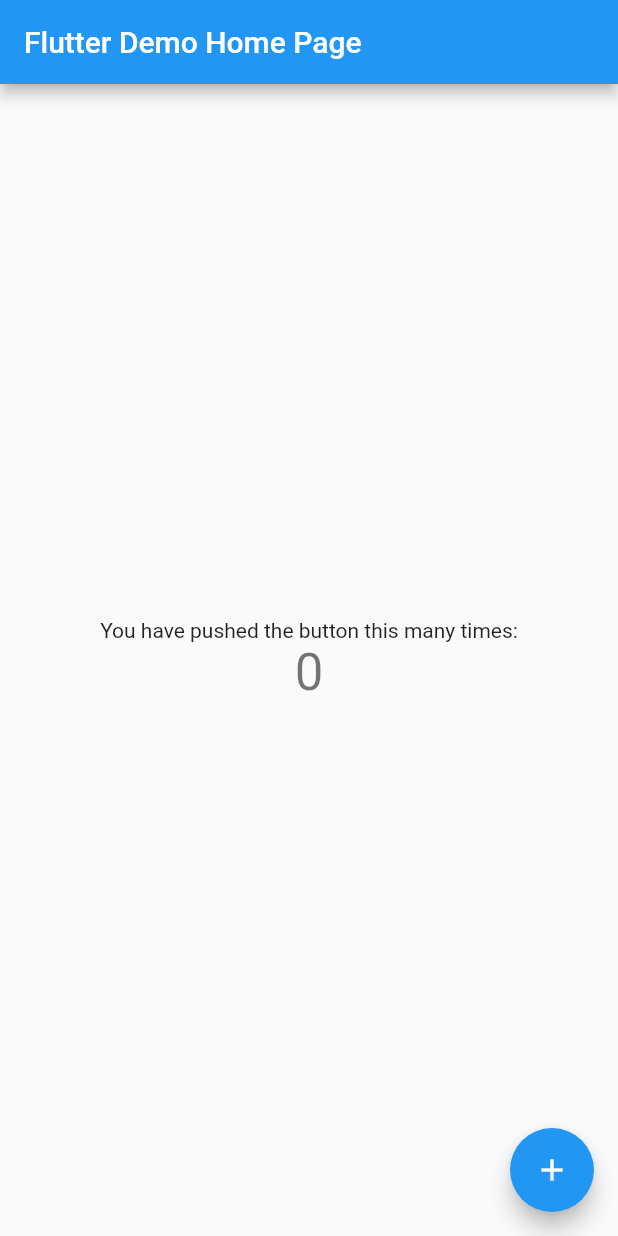
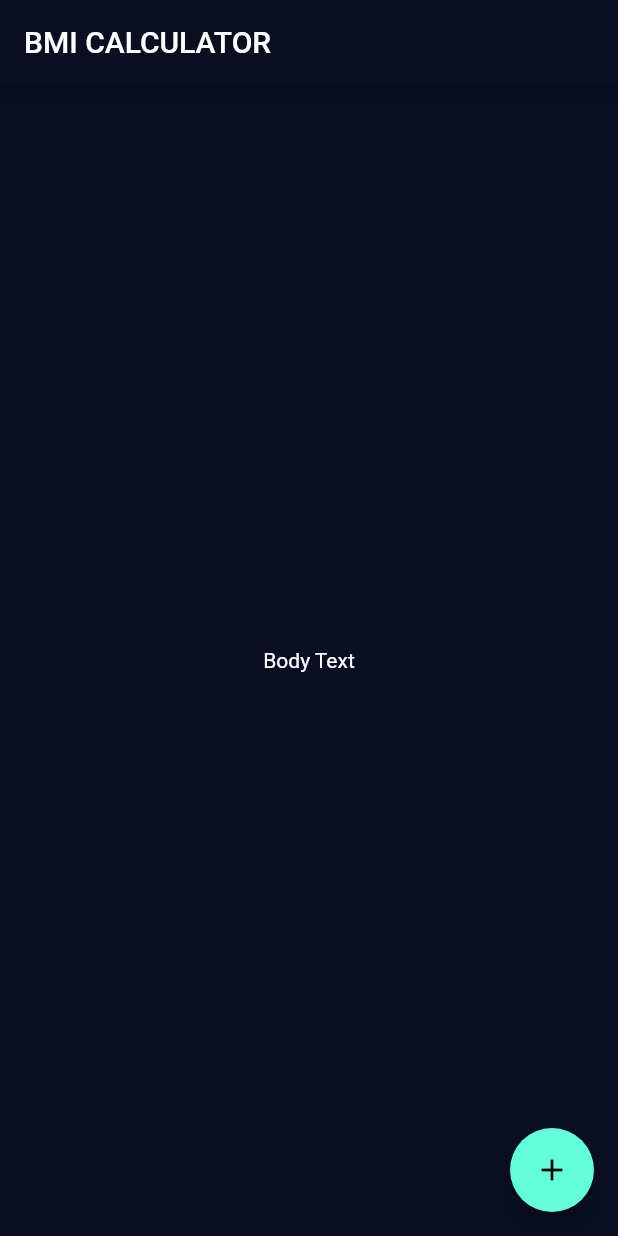
Before and after one commit to I-am-Zain/bmi_calculator_flutter, a Flutter app: the screen it shows after launch, on a phone screen of 412 x 824 dp. Run offline on Flutter 3.47's test engine with Material 2 defaults, Android fonts, the phone set to English and light mode, and no system bars.

Commit message:
lecture 55 part1 DONE! (themeData And inputPage.dart Addition)

```diff
--- /dev/null
+++ b/lib/inputPage.dart
@@ -0,0 +1,23 @@
+import 'package:flutter/material.dart';
+
+class InputPage extends StatefulWidget {
+  @override
+  _InputPageState createState() => _InputPageState();
+}
+
+class _InputPageState extends State<InputPage> {
+  @override
+  Widget build(BuildContext context) {
+    return Scaffold(
+      appBar: AppBar(
+        title: Text('BMI CALCULATOR'),
+      ),
+      body: Center(
+        child: Text('Body Text'),
+      ),
+      floatingActionButton: FloatingActionButton(
+        child: Icon(Icons.add),
+      ),
+    );
+  }
+}
--- a/lib/main.dart
+++ b/lib/main.dart
@@ -1,117 +1,17 @@
+import 'package:bmi_calculator/inputPage.dart';
 import 'package:flutter/material.dart';
 
-void main() {
-  runApp(MyApp());
-}
+void main() => runApp(BMICalculator());
 
-class MyApp extends StatelessWidget {
-  // This widget is the root of your application.
+class BMICalculator extends StatelessWidget {
   @override
   Widget build(BuildContext context) {
     return MaterialApp(
-      title: 'Flutter Demo',
-      theme: ThemeData(
-        // This is the theme of your application.
-        //
-        // Try running your application with "flutter run". You'll see the
-        // application has a blue toolbar. Then, without quitting the app, try
-        // changing the primarySwatch below to Colors.green and then invoke
-        // "hot reload" (press "r" in the console where you ran "flutter run",
-        // or simply save your changes to "hot reload" in a Flutter IDE).
-        // Notice that the counter didn't reset back to zero; the application
-        // is not restarted.
-        primarySwatch: Colors.blue,
-        // This makes the visual density adapt to the platform that you run
-        // the app on. For desktop platforms, the controls will be smaller and
-        // closer together (more dense) than on mobile platforms.
-        visualDensity: VisualDensity.adaptivePlatformDensity,
+      home: InputPage(),
+      theme: ThemeData.dark().copyWith(
+        primaryColor: Color(0xAFF0A0E21),
+        scaffoldBackgroundColor: Color(0xAFF0A0E21),
       ),
-      home: MyHomePage(title: 'Flutter Demo Home Page'),
     );
   }
 }
-
-class MyHomePage extends StatefulWidget {
-  MyHomePage({Key key, this.title}) : super(key: key);
-
-  // This widget is the home page of your application. It is stateful, meaning
-  // that it has a State object (defined below) that contains fields that affect
-  // how it looks.
-
-  // This class is the configuration for the state. It holds the values (in this
-  // case the title) provided by the parent (in this case the App widget) and
-  // used by the build method of the State. Fields in a Widget subclass are
-  // always marked "final".
-
-  final String title;
-
-  @override
-  _MyHomePageState createState() => _MyHomePageState();
-}
-
-class _MyHomePageState extends State<MyHomePage> {
-  int _counter = 0;
-
-  void _incrementCounter() {
-    setState(() {
-      // This call to setState tells the Flutter framework that something has
-      // changed in this State, which causes it to rerun the build method below
-      // so that the display can reflect the updated values. If we changed
-      // _counter without calling setState(), then the build method would not be
-      // called again, and so nothing would appear to happen.
-      _counter++;
-    });
-  }
-
-  @override
-  Widget build(BuildContext context) {
-    // This method is rerun every time setState is called, for instance as done
-    // by the _incrementCounter method above.
-    //
-    // The Flutter framework has been optimized to make rerunning build methods
-    // fast, so that you can just rebuild anything that needs updating rather
-    // than having to individually change instances of widgets.
-    return Scaffold(
-      appBar: AppBar(
-        // Here we take the value from the MyHomePage object that was created by
-        // the App.build method, and use it to set our appbar title.
-        title: Text(widget.title),
-      ),
-      body: Center(
-        // Center is a layout widget. It takes a single child and positions it
-        // in the middle of the parent.
-        child: Column(
-          // Column is also a layout widget. It takes a list of children and
-          // arranges them vertically. By default, it sizes itself to fit its
-          // children horizontally, and tries to be as tall as its parent.
-          //
-          // Invoke "debug painting" (press "p" in the console, choose the
-          // "Toggle Debug Paint" action from the Flutter Inspector in Android
-          // Studio, or the "Toggle Debug Paint" command in Visual Studio Code)
-          // to see the wireframe for each widget.
-          //
-          // Column has various properties to control how it sizes itself and
-          // how it positions its children. Here we use mainAxisAlignment to
-          // center the children vertically; the main axis here is the vertical
-          // axis because Columns are vertical (the cross axis would be
-          // horizontal).
-          mainAxisAlignment: MainAxisAlignment.center,
-          children: <Widget>[
-            Text(
-              'You have pushed the button this many times:',
-            ),
-            Text(
-              '$_counter',
-              style: Theme.of(context).textTheme.headline4,
-            ),
-          ],
-        ),
-      ),
-      floatingActionButton: FloatingActionButton(
-        onPressed: _incrementCounter,
-        tooltip: 'Increment',
-        child: Icon(Icons.add),
-      ), // This trailing comma makes auto-formatting nicer for build methods.
-    );
-  }
-}
```
Also changed, not shown: pubspec.yaml (+3 -59 lines), 1 other file.
